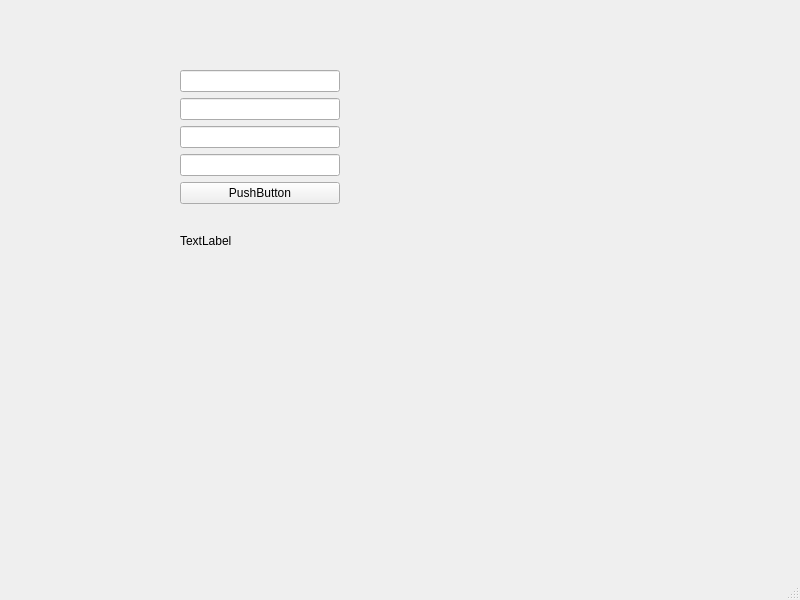
Above: mainwindow.ui from Anastasov-L/Linux-Based-PasswordRater-Rentropy before the change. Below: the same form after it.
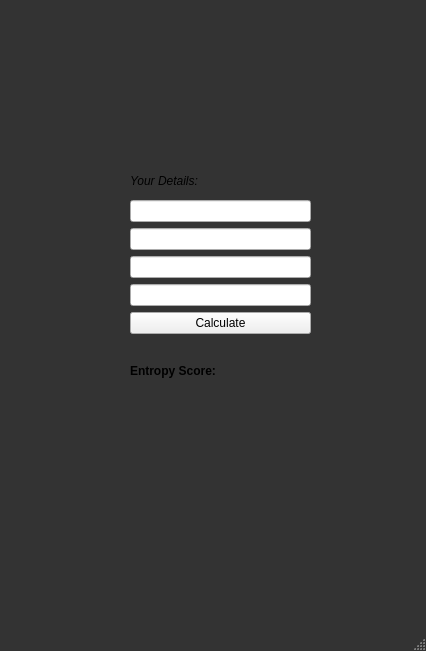
That is the form after the change.

What changed in the file:
```diff
--- a/mainwindow.ui
+++ b/mainwindow.ui
@@ -6,20 +6,26 @@
    <rect>
     <x>0</x>
     <y>0</y>
-    <width>800</width>
-    <height>600</height>
+    <width>426</width>
+    <height>651</height>
    </rect>
   </property>
   <property name="windowTitle">
    <string>MainWindow</string>
   </property>
+  <property name="styleSheet">
+   <string notr="true">QMainWindow {
+    background-color: #333333;  /* Light yellow */
+}
+</string>
+  </property>
   <widget class="QWidget" name="centralwidget">
    <widget class="QWidget" name="verticalLayoutWidget">
     <property name="geometry">
      <rect>
-      <x>180</x>
-      <y>70</y>
-      <width>160</width>
+      <x>130</x>
+      <y>200</y>
+      <width>181</width>
       <height>201</height>
      </rect>
     </property>
@@ -39,19 +45,43 @@
      <item>
       <widget class="QPushButton" name="calculateButton">
        <property name="text">
-        <string>PushButton</string>
+        <string>Calculate</string>
        </property>
       </widget>
      </item>
      <item>
       <widget class="QLabel" name="entropyLabel">
+       <property name="font">
+        <font>
+         <weight>75</weight>
+         <bold>true</bold>
+        </font>
+       </property>
        <property name="text">
-        <string>TextLabel</string>
+        <string>Entropy Score:</string>
        </property>
       </widget>
      </item>
     </layout>
    </widget>
+   <widget class="QLabel" name="label">
+    <property name="geometry">
+     <rect>
+      <x>130</x>
+      <y>140</y>
+      <width>221</width>
+      <height>81</height>
+     </rect>
+    </property>
+    <property name="font">
+     <font>
+      <italic>true</italic>
+     </font>
+    </property>
+    <property name="text">
+     <string>Your Details:</string>
+    </property>
+   </widget>
   </widget>
   <widget class="QMenuBar" name="menubar">
    <property name="geometry">
```
Left out of the diff: 2 changed lines with no effect on the pictures.
